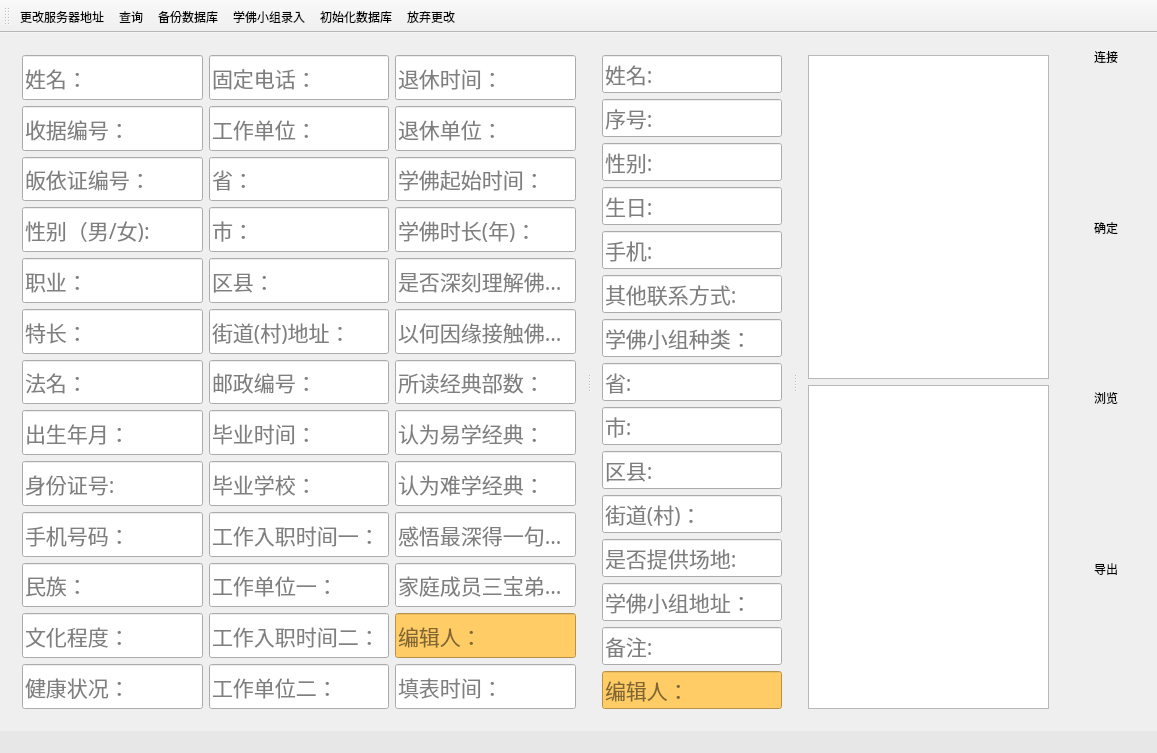
Qt form connect.ui (crouse/connect) before a commit.
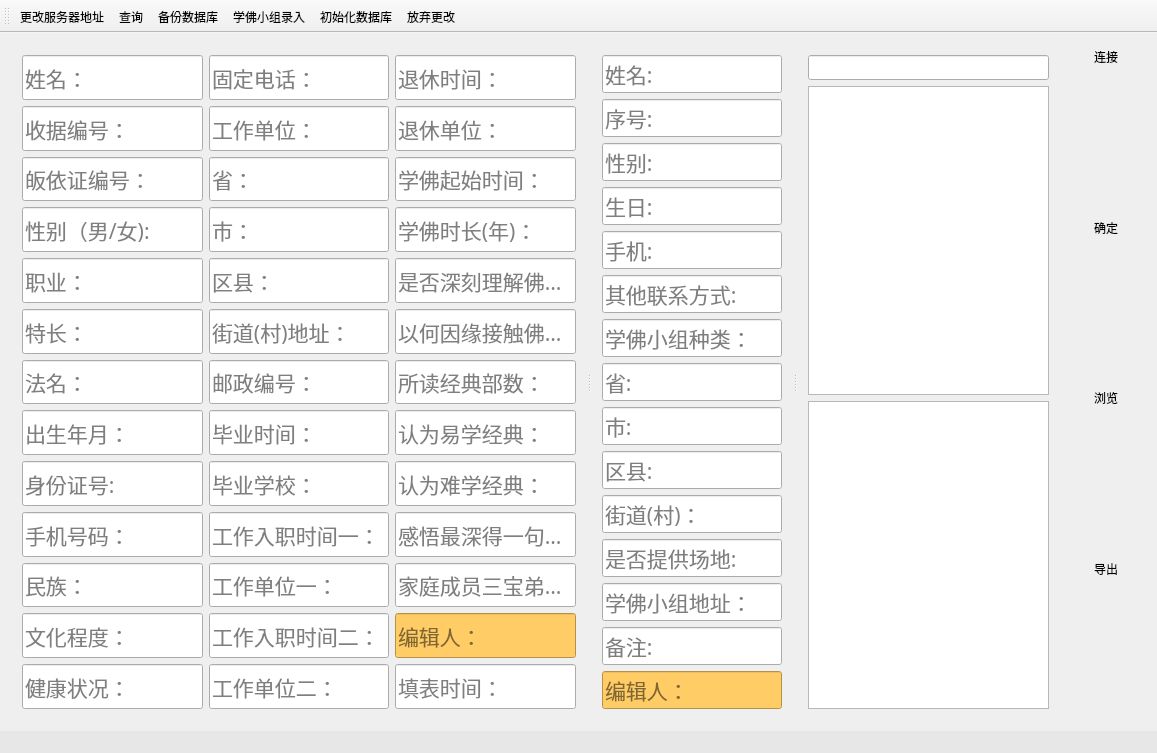
The same form after that commit. Icons and pictures are not drawn.

Commit message: i do not know

```diff
--- a/connect.ui
+++ b/connect.ui
@@ -1587,6 +1587,9 @@
       </widget>
       <widget class="QWidget" name="layoutWidget1">
        <layout class="QVBoxLayout" name="verticalLayout_4">
+        <item>
+         <widget class="QLineEdit" name="lineEditQuery"/>
+        </item>
         <item>
          <widget class="QTableView" name="tableView">
           <property name="sizeIncrement">
```
The commit also changes 1 other file.
